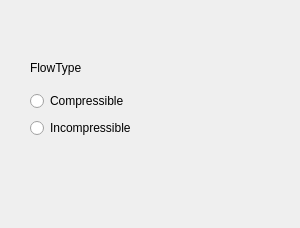
Before: the Qt Designer form view/case_wizard/flow_type_page.ui in nextfoam/baram, drawn with Qt 5.
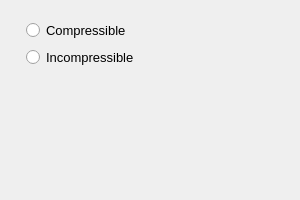
After: the same form once the commit is applied. Icons and pictures are not drawn.

The edit to the form file:
```diff
--- a/view/case_wizard/flow_type_page.ui
+++ b/view/case_wizard/flow_type_page.ui
@@ -7,76 +7,36 @@
     <x>0</x>
     <y>0</y>
     <width>300</width>
-    <height>228</height>
+    <height>200</height>
    </rect>
   </property>
+  <property name="font">
+   <font>
+    <pointsize>10</pointsize>
+   </font>
+  </property>
   <property name="windowTitle">
    <string>WizardPage</string>
   </property>
+  <property name="title">
+   <string>FlowType</string>
+  </property>
   <property name="subTitle">
    <string/>
   </property>
   <attribute name="pageId">
    <string notr="true"/>
   </attribute>
-  <widget class="QWidget" name="title" native="true">
-   <property name="geometry">
-    <rect>
-     <x>30</x>
-     <y>50</y>
-     <width>150</width>
-     <height>35</height>
-    </rect>
-   </property>
-   <layout class="QHBoxLayout" name="horizontalLayout">
+  <layout class="QVBoxLayout" name="verticalLayout_2">
     <item>
-     <widget class="QLabel" name="Label">
-      <property name="text">
-       <string>FlowType</string>
-      </property>
-     </widget>
-    </item>
-    <item>
-     <widget class="QPushButton" name="HelpButton">
-      <property name="toolTip">
-       <string>When a fluid flow is compressible, the fluid density varies with its pressure. Compressible flows are usually high speed flows with Mach numbers greater than about 0.3. Examples include aerodynamic applications such as flow over a wing or aircraft nacelle as well as industrial applications such as flow through high-performance valves.
-
-Incompressible flows do not have such a variation of density. 
-The key differentiation between compressible and incompressible is the velocity of the flow. A fluid such as air that is moving slower than Mach 0.3 is considered incompressible, even though it is a gas. A gas that is run through a compressor is not truly considered compressible (in the thermodynamic sense) unless its velocity exceeds Mach 0.3.</string>
-      </property>
-      <property name="styleSheet">
-       <string notr="true">border-radius: 20px;border-style:none</string>
-      </property>
-      <property name="text">
-       <string/>
-      </property>
-      <property name="icon">
-       <iconset resource="../../resource.qrc">
-        <normaloff>:/icons-white/help-circle-outline.svg</normaloff>:/icons-white/help-circle-outline.svg</iconset>
-      </property>
-      <property name="iconSize">
-       <size>
-        <width>25</width>
-        <height>25</height>
-       </size>
-      </property>
-      <property name="flat">
-       <bool>true</bool>
-      </property>
-     </widget>
-    </item>
-   </layout>
-  </widget>
   <widget class="QWidget" name="widget" native="true">
-   <property name="geometry">
-    <rect>
-     <x>30</x>
-     <y>90</y>
-     <width>131</width>
-     <height>50</height>
-    </rect>
-   </property>
    <layout class="QVBoxLayout" name="verticalLayout">
+      <property name="leftMargin">
+       <number>15</number>
+      </property>
+      <property name="rightMargin">
+       <number>15</number>
+      </property>
     <item>
      <widget class="QRadioButton" name="CompressibleFlow">
       <property name="text">
@@ -93,6 +53,21 @@
     </item>
    </layout>
   </widget>
+   </item>
+   <item>
+    <spacer name="verticalSpacer">
+     <property name="orientation">
+      <enum>Qt::Vertical</enum>
+     </property>
+     <property name="sizeHint" stdset="0">
+      <size>
+       <width>20</width>
+       <height>40</height>
+      </size>
+     </property>
+    </spacer>
+   </item>
+  </layout>
  </widget>
  <resources>
   <include location="../../resource.qrc"/>
```
Left out of the diff: 4 changed lines with no effect on the pictures. Lines whose indentation alone changed are shown as unchanged.
